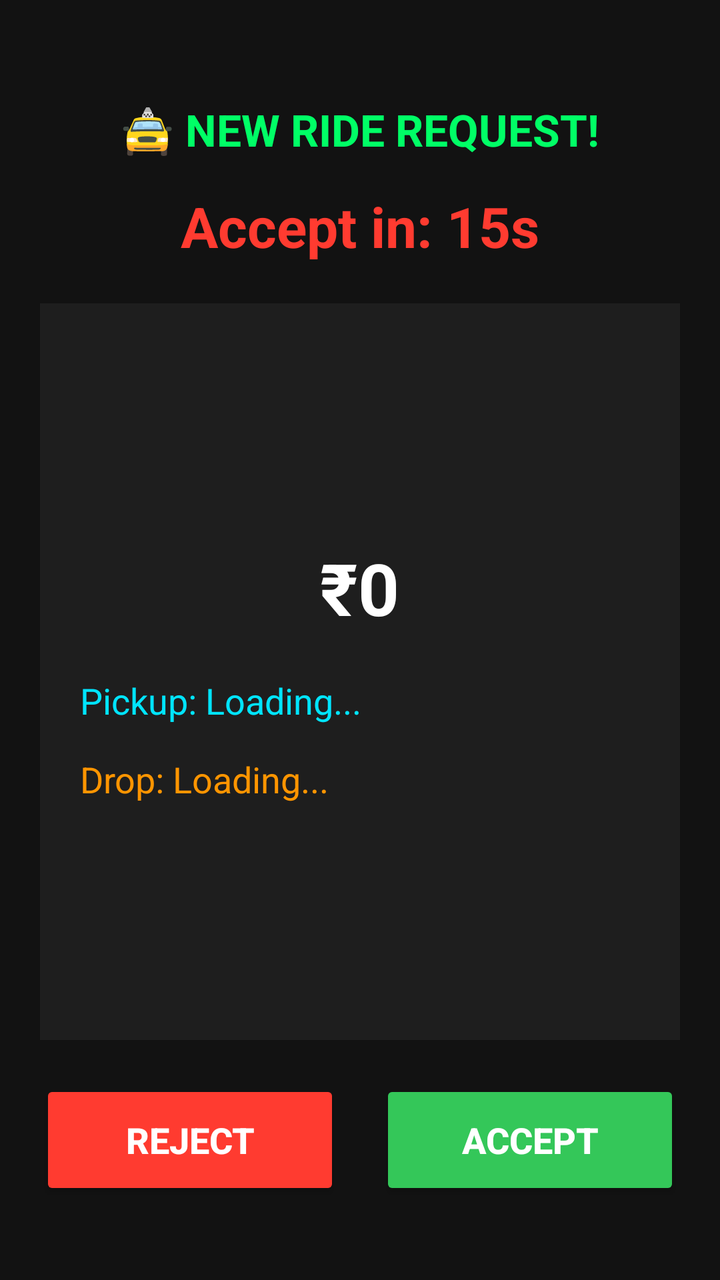
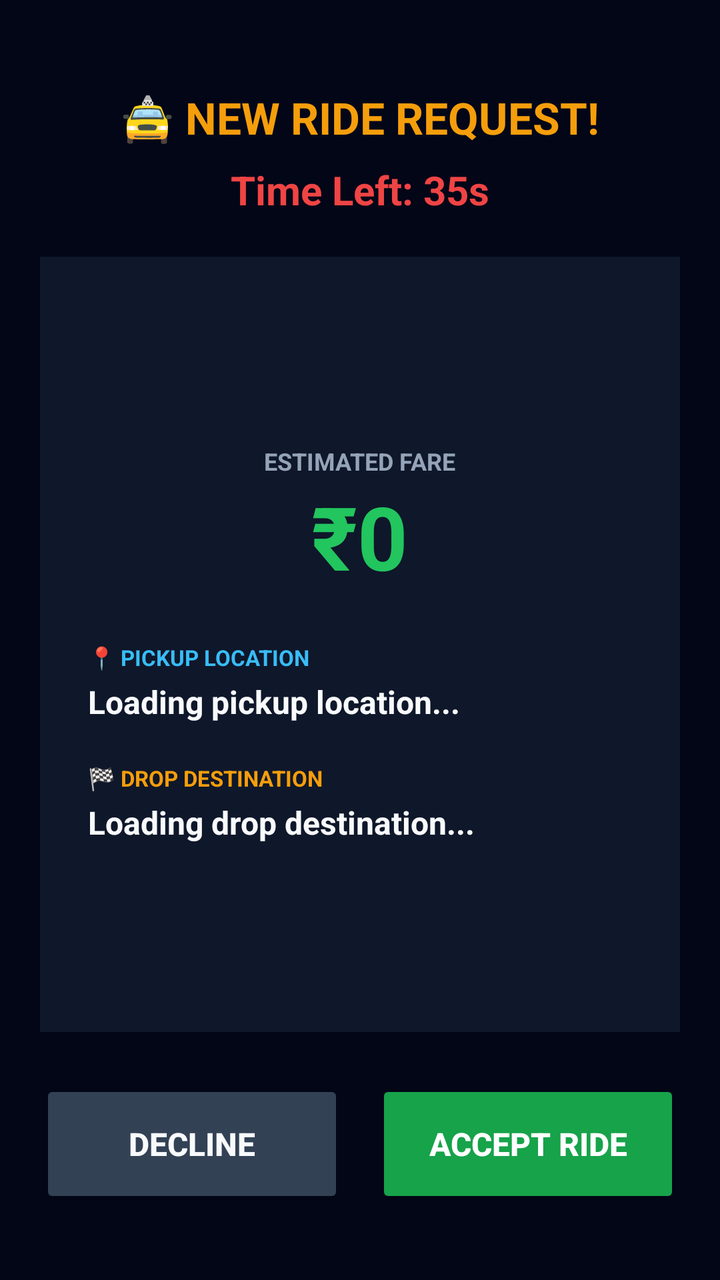

Before-and-after screenshots of an Android layout around one commit, followed by the original layout XML and the change that was made.
<!-- AndroidManifest.xml: activity theme Theme.AppCompat.Light.NoActionBar -->
<!-- res/layout/activity_incoming_ride.xml -->
<?xml version="1.0" encoding="utf-8"?>
<LinearLayout xmlns:android="http://schemas.android.com/apk/res/android"
    android:layout_width="match_parent"
    android:layout_height="match_parent"
    android:orientation="vertical"
    android:background="#121212"
    android:padding="20dp"
    android:gravity="center_horizontal">

    <TextView
        android:id="@+id/tvTitle"
        android:layout_width="wrap_content"
        android:layout_height="wrap_content"
        android:text="🚖 NEW RIDE REQUEST!"
        android:textColor="#00FF66"
        android:textSize="22sp"
        android:textStyle="bold"
        android:layout_marginTop="30dp" />

    <TextView
        android:id="@+id/tvTimer"
        android:layout_width="wrap_content"
        android:layout_height="wrap_content"
        android:text="Accept in: 15s"
        android:textColor="#FF3B30"
        android:textSize="28sp"
        android:textStyle="bold"
        android:layout_marginTop="15dp" />

    <LinearLayout
        android:layout_width="match_parent"
        android:layout_height="0dp"
        android:layout_weight="1"
        android:orientation="vertical"
        android:gravity="center_vertical"
        android:background="#1E1E1E"
        android:padding="20dp"
        android:layout_marginTop="20dp"
        android:layout_marginBottom="20dp">

        <TextView
            android:id="@+id/tvFare"
            android:layout_width="wrap_content"
            android:layout_height="wrap_content"
            android:text="₹0"
            android:textColor="#FFFFFF"
            android:textSize="36sp"
            android:textStyle="bold"
            android:layout_gravity="center_horizontal"
            android:layout_marginBottom="20dp" />

        <TextView
            android:id="@+id/tvPickup"
            android:layout_width="match_parent"
            android:layout_height="wrap_content"
            android:text="Pickup: Loading..."
            android:textColor="#00E5FF"
            android:textSize="18sp"
            android:layout_marginBottom="15dp" />

        <TextView
            android:id="@+id/tvDrop"
            android:layout_width="match_parent"
            android:layout_height="wrap_content"
            android:text="Drop: Loading..."
            android:textColor="#FF9500"
            android:textSize="18sp" />
    </LinearLayout>

    <LinearLayout
        android:layout_width="match_parent"
        android:layout_height="wrap_content"
        android:orientation="horizontal"
        android:weightSum="2"
        android:layout_marginBottom="20dp">

        <Button
            android:id="@+id/btnDecline"
            android:layout_width="0dp"
            android:layout_height="60dp"
            android:layout_weight="1"
            android:text="REJECT"
            android:backgroundTint="#FF3B30"
            android:textColor="#FFFFFF"
            android:textSize="18sp"
            android:textStyle="bold"
            android:layout_marginEnd="10dp" />

        <Button
            android:id="@+id/btnAccept"
            android:layout_width="0dp"
            android:layout_height="60dp"
            android:layout_weight="1"
            android:text="ACCEPT"
            android:backgroundTint="#34C759"
            android:textColor="#FFFFFF"
            android:textSize="18sp"
            android:textStyle="bold"
            android:layout_marginStart="10dp" />
    </LinearLayout>

</LinearLayout>
<!-- resources referenced by this layout -->
<resources>

</resources>

<!-- the commit's change to res/layout/activity_incoming_ride.xml (unified diff, before → after) -->
@@ -3,100 +3,136 @@
     android:layout_width="match_parent"
     android:layout_height="match_parent"
     android:orientation="vertical"
-    android:background="#121212"
+    android:background="#020617"
     android:padding="20dp"
     android:gravity="center_horizontal">
 
+    
     <TextView
         android:id="@+id/tvTitle"
         android:layout_width="wrap_content"
         android:layout_height="wrap_content"
         android:text="🚖 NEW RIDE REQUEST!"
-        android:textColor="#00FF66"
+        android:textColor="#F59E0B"
         android:textSize="22sp"
         android:textStyle="bold"
-        android:layout_marginTop="30dp" />
+        android:layout_marginTop="24dp" />
 
+    
     <TextView
         android:id="@+id/tvTimer"
         android:layout_width="wrap_content"
         android:layout_height="wrap_content"
-        android:text="Accept in: 15s"
-        android:textColor="#FF3B30"
-        android:textSize="28sp"
+        android:text="Time Left: 35s"
+        android:textColor="#EF4444"
+        android:textSize="20sp"
         android:textStyle="bold"
-        android:layout_marginTop="15dp" />
+        android:layout_marginTop="8dp" />
 
+    
     <LinearLayout
         android:layout_width="match_parent"
         android:layout_height="0dp"
         android:layout_weight="1"
         android:orientation="vertical"
         android:gravity="center_vertical"
-        android:background="#1E1E1E"
-        android:padding="20dp"
+        android:background="#0F172A"
+        android:padding="24dp"
         android:layout_marginTop="20dp"
-        android:layout_marginBottom="20dp">
+        android:layout_marginBottom="24dp">
+
+        <TextView
+            android:id="@+id/tvFareLabel"
+            android:layout_width="wrap_content"
+            android:layout_height="wrap_content"
+            android:text="ESTIMATED FARE"
+            android:textColor="#94A3B8"
+            android:textSize="12sp"
+            android:textStyle="bold"
+            android:layout_gravity="center_horizontal" />
 
         <TextView
             android:id="@+id/tvFare"
             android:layout_width="wrap_content"
             android:layout_height="wrap_content"
             android:text="₹0"
-            android:textColor="#FFFFFF"
-            android:textSize="36sp"
+            android:textColor="#22C55E"
+            android:textSize="44sp"
             android:textStyle="bold"
             android:layout_gravity="center_horizontal"
-            android:layout_marginBottom="20dp" />
+            android:layout_marginBottom="24dp" />
+
+        
+        <TextView
+            android:layout_width="wrap_content"
+            android:layout_height="wrap_content"
+            android:text="📍 PICKUP LOCATION"
+            android:textColor="#38BDF8"
+            android:textSize="11sp"
+            android:textStyle="bold"
+            android:layout_marginBottom="4dp" />
 
         <TextView
             android:id="@+id/tvPickup"
             android:layout_width="match_parent"
             android:layout_height="wrap_content"
-            android:text="Pickup: Loading..."
-            android:textColor="#00E5FF"
-            android:textSize="18sp"
-            android:layout_marginBottom="15dp" />
+            android:text="Loading pickup location..."
+            android:textColor="#F8FAFC"
+            android:textSize="16sp"
+            android:textStyle="bold"
+            android:layout_marginBottom="20dp" />
+
+        
+        <TextView
+            android:layout_width="wrap_content"
+            android:layout_height="wrap_content"
+            android:text="🏁 DROP DESTINATION"
+            android:textColor="#F59E0B"
+            android:textSize="11sp"
+            android:textStyle="bold"
+            android:layout_marginBottom="4dp" />
 
         <TextView
             android:id="@+id/tvDrop"
             android:layout_width="match_parent"
             android:layout_height="wrap_content"
-            android:text="Drop: Loading..."
-            android:textColor="#FF9500"
-            android:textSize="18sp" />
+            android:text="Loading drop destination..."
+            android:textColor="#F8FAFC"
+            android:textSize="16sp"
+            android:textStyle="bold" />
     </LinearLayout>
 
+    
     <LinearLayout
         android:layout_width="match_parent"
         android:layout_height="wrap_content"
         android:orientation="horizontal"
         android:weightSum="2"
-        android:layout_marginBottom="20dp">
+        android:layout_marginBottom="16dp">
 
         <Button
             android:id="@+id/btnDecline"
             android:layout_width="0dp"
-            android:layout_height="60dp"
+            android:layout_height="64dp"
             android:layout_weight="1"
-            android:text="REJECT"
-            android:backgroundTint="#FF3B30"
-            android:textColor="#FFFFFF"
-            android:textSize="18sp"
+            android:text="DECLINE"
+            android:backgroundTint="#334155"
+            android:textColor="#F8FAFC"
+            android:textSize="16sp"
             android:textStyle="bold"
-            android:layout_marginEnd="10dp" />
+            android:layout_marginEnd="8dp" />
 
         <Button
             android:id="@+id/btnAccept"
             android:layout_width="0dp"
-            android:layout_height="60dp"
+            android:layout_height="64dp"
             android:layout_weight="1"
-            android:text="ACCEPT"
-            android:backgroundTint="#34C759"
+            android:text="ACCEPT RIDE"
+            android:backgroundTint="#16A34A"
             android:textColor="#FFFFFF"
-            android:textSize="18sp"
+            android:textSize="16sp"
             android:textStyle="bold"
-            android:layout_marginStart="10dp" />
+            android:layout_marginStart="8dp" />
     </LinearLayout>
 
 </LinearLayout>
